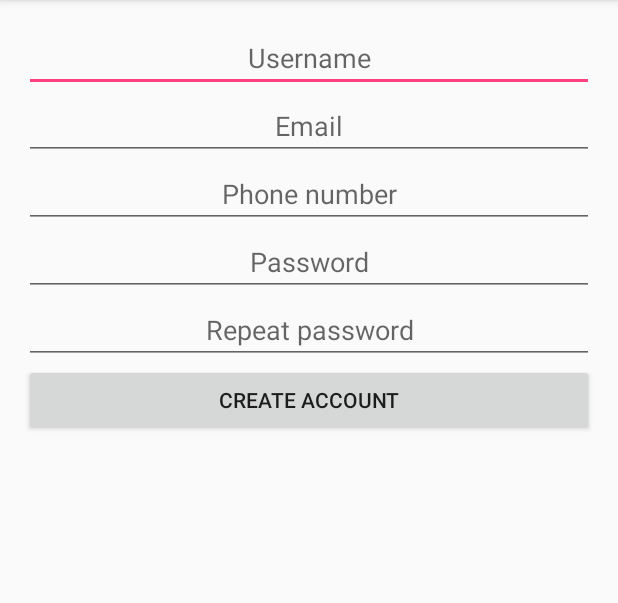
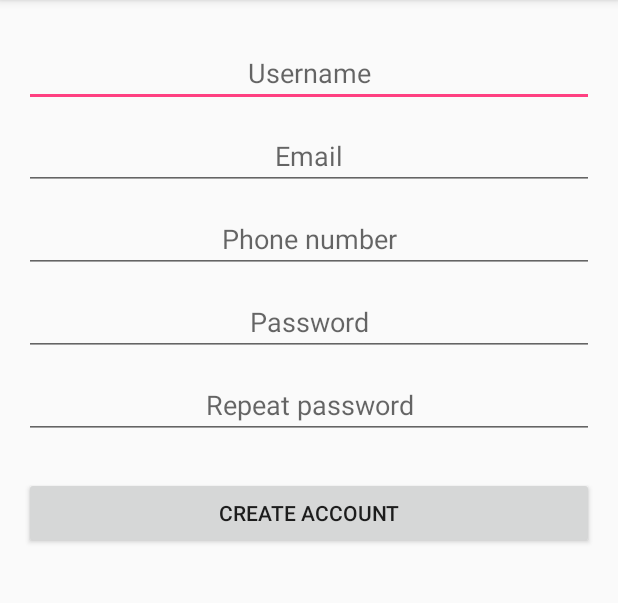
Before and after one commit to Haitrancntt/Login_HBB, an Android app: the RegisterActivity screen opened directly, with no data from a screen before it, on a phone screen of 412 x 824 dp, the part 84-687 px from its top. Run offline under Robolectric (Android 15) with nearby library versions, the phone set to English and light mode, and no system bars.

```diff
--- a/app/src/main/res/layout/activity_register.xml
+++ b/app/src/main/res/layout/activity_register.xml
@@ -12,53 +12,38 @@
 
     <EditText
         android:id="@+id/edittext_register_username"
-        android:layout_width="fill_parent"
-        android:layout_height="wrap_content"
-        android:gravity="center"
-        android:hint="@string/edittext_register_username"
-        android:singleLine="true" />
+        style="@style/RegisterFieldStyle"
+        android:hint="@string/edittext_register_username" />
 
     <EditText
         android:id="@+id/edittext_register_email"
-        android:layout_width="fill_parent"
-        android:layout_height="wrap_content"
-        android:gravity="center"
+        style="@style/RegisterFieldStyle"
         android:hint="@string/edittext_register_email"
-        android:inputType="textEmailAddress"
-        android:singleLine="true" />
+        android:inputType="textEmailAddress" />
 
     <EditText
         android:id="@+id/edittext_register_phonenumber"
-        android:layout_width="fill_parent"
-        android:layout_height="wrap_content"
-        android:gravity="center"
+        style="@style/RegisterFieldStyle"
         android:hint="@string/edittext_register_phonenumber"
-        android:inputType="phone"
-        android:singleLine="true" />
+        android:inputType="phone" />
 
     <EditText
         android:id="@+id/edittext_register_password"
-        android:layout_width="fill_parent"
-        android:layout_height="wrap_content"
-        android:gravity="center"
+        style="@style/RegisterFieldStyle"
         android:hint="@string/edittext_register_pass"
-        android:inputType="textPassword"
-        android:singleLine="true" />
+        android:inputType="textPassword" />
 
     <EditText
         android:id="@+id/edittext_register_repeatpassword"
-        android:layout_width="fill_parent"
-        android:layout_height="wrap_content"
-        android:gravity="center"
+        style="@style/RegisterFieldStyle"
         android:hint="@string/edittext_register_repeatpass"
-        android:inputType="textPassword"
-        android:singleLine="true" />
+        android:inputType="textPassword" />
 
     <Button
         android:id="@+id/button_register_createaccount"
         android:layout_width="fill_parent"
         android:layout_height="wrap_content"
-        android:text="@string/button_create_account" />
-
+        android:text="@string/button_create_account"
+        android:layout_marginTop="25dp"/>
 
 </LinearLayout>
--- a/app/src/main/res/values/styles.xml
+++ b/app/src/main/res/values/styles.xml
@@ -14,6 +14,16 @@
         <item name="android:layout_width">match_parent</item>
         <item name="android:layout_height">2dp</item>
         <item name="android:background">@color/darker_gray</item>
+        <item name="android:layout_marginTop">30dp</item>
+    </style>
+
+    // form regiester
+    <style name="RegisterFieldStyle">
+        <item name="android:layout_width">match_parent</item>
+        <item name="android:layout_height">wrap_content</item>
+        <item name="android:gravity">center</item>
+        <item name="android:singleLine">true</item>
+        <item name="android:layout_marginTop">10dp</item>
     </style>
 
 </resources>
```
Also changed, not shown: app/src/main/java/com/example/haitr/login_hbb/LoginActivity.java (+32 -33 lines), app/src/main/res/layout/activity_login.xml (+7 -6 lines).
